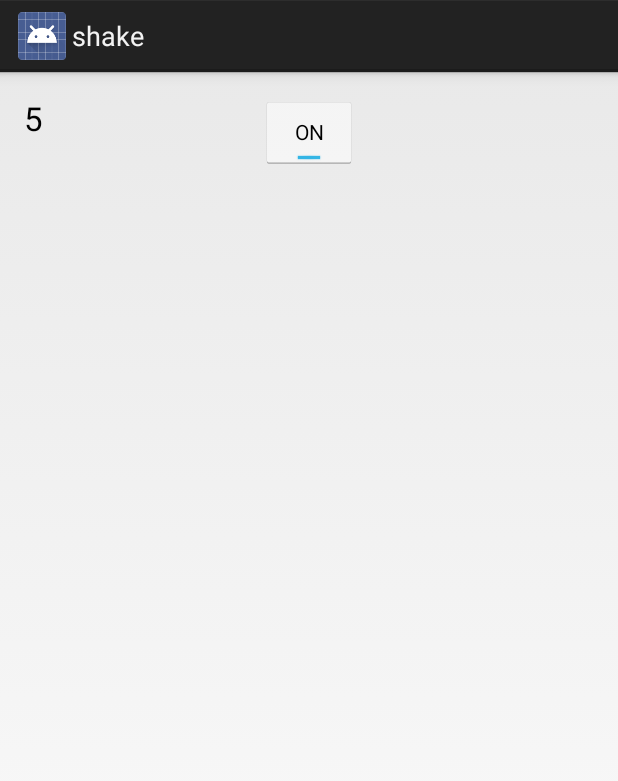
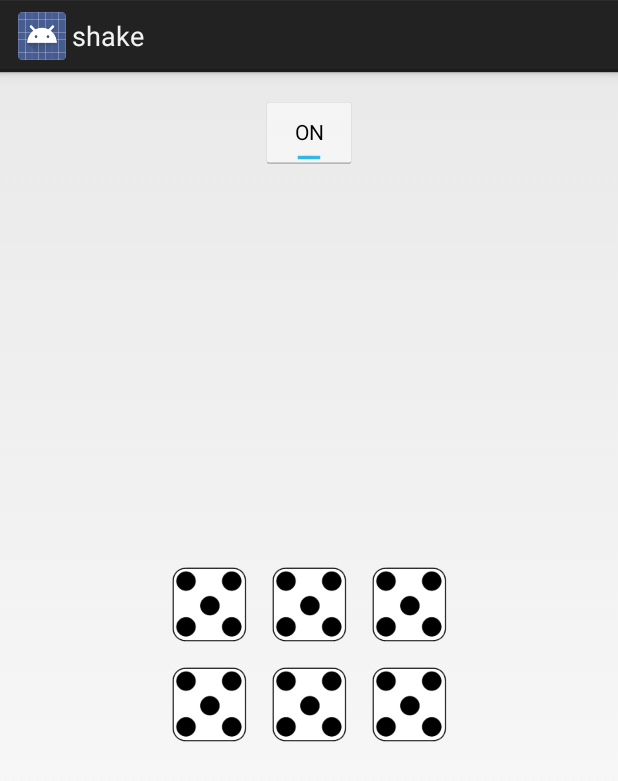
Before and after one commit to Happsson/shake, an Android app: the screen it shows after launch (ShakeActivity), after a tap on "OFF", on a phone screen of 412 x 824 dp. Shown: the top 781 px of the screen. Run offline under Robolectric (Android 15) with nearby library versions, the phone set to English and light mode, and no system bars; 4 statements that could not run were skipped; 1 other tap on this screen came first.

Commit message:
Byggde om hela grejen

```diff
--- /dev/null
+++ b/app/src/main/java/nu/geeks/shake/DiceAnimator.java
@@ -0,0 +1,136 @@
+package nu.geeks.shake;
+
+import android.content.Context;
+import android.os.CountDownTimer;
+import android.util.Log;
+import android.view.View;
+import android.view.ViewGroup;
+import android.widget.ImageView;
+import java.util.Random;
+
+/**
+ * Created by Ali on 15-07-11.
+ */
+public class DiceAnimator {
+
+    private CountDownTimer diceAnimation;
+    private CountDownTimer diceReset;
+    private ViewGroup parentLayout;
+    private Context context;
+    private float change = 125;
+    private int[] offset;
+    private int[] diceValues;
+    private boolean isAnimating;
+
+    /**
+     * Konstruktor för diceAnimator.
+     *
+     * @param context       Behövs för att kunna byta bild. Skicka 'this' från din activity.
+     * @param dice          den ImageView som tillhör den aktuella tärningen
+     * @param parentLayout    Den layout som tärningarna ska centreras på.
+     * @param offset        Offset från center på layouten ovan.
+     */
+    public DiceAnimator(Context context, ImageView dice, ViewGroup parentLayout, int[] offset){
+        this.parentLayout = parentLayout;
+        this.context = context;
+        this.offset = offset;
+        final ImageView dice1 = dice;
+
+        isAnimating = false;
+
+        diceAnimation = new CountDownTimer(5001, 40) {
+            @Override
+            public void onTick(long millisUntilFinished) {
+
+                animateDice(millisUntilFinished, dice1);
+            }
+
+            @Override
+            public void onFinish() {
+
+            }
+        };
+
+        diceReset = new CountDownTimer(2500, 500) {
+            @Override
+            public void onTick(long millisUntilFinished) {
+                isAnimating = true;
+                if(dice1.getVisibility() == View.VISIBLE) dice1.setVisibility(View.INVISIBLE);
+                else if(dice1.getVisibility() == View.INVISIBLE) dice1.setVisibility(View.VISIBLE);
+            }
+
+            @Override
+            public void onFinish() {
+                isAnimating = false;
+
+            }
+        };
+    }
+
+    /**
+     * De bilder som tärningen består av.
+     * MÅSTE vara exakt 6 bilder, annars kommer den kasta
+     * nullPointerException.
+     *
+     * @param drawables
+     */
+    public void addDrawables(int[] drawables){
+        diceValues = drawables;
+    }
+
+    /**
+     * Starta tärningsanimationen.
+     */
+    public void startAnimation() {
+
+        //Bilden kommer att uppdateras 125 ggr (5000 / 40 = 125).
+        //Det kändes lagom att låta den snurra 37.5 grader första gången, sen mindre och mindre
+        //varje gång, för att sista gången sluta på 0)
+
+        change = 37.5f;
+        diceAnimation.start();
+
+    }
+
+    private void animateDice(long millis, ImageView dice) {
+
+        dice.setRotation( ( dice.getRotation() + change ) );
+        change -= 0.3; //Dra bort .3 från change. 0.3 * 125 = 37.5.
+        //Log.d(TAG, ""+ dice.getRotation());
+
+        Random rand = new Random();
+
+
+        //Vi kan låta den studsa runt lite också.
+        if(rand.nextBoolean()) {
+            dice.setX(dice.getX() + (rand.nextInt(7) - 4) * (change / 20));
+            dice.setY(dice.getY() + (rand.nextInt(7) - 4) * (change / 20));
+        }else{
+            dice.setX(dice.getX() - (rand.nextInt(7) - 4) * (change / 20));
+            dice.setY(dice.getY() - (rand.nextInt(7) - 4) * (change / 20));
+        }
+        if(millis > 1000){
+            //Om det är mer än en sekund kvar av animationen, byt sida på tärningen.
+            int diceNumber = rand.nextInt(6);
+
+            dice.setBackground(context.getResources().getDrawable(diceValues[diceNumber]));
+            //Log.d(TAG, "Byter bild");
+
+        }
+    }
+
+    /**
+     * Nollställer animationen. Behöver få in den imageview som ska nollställas.
+     * Placerar tärningen i mitten av den layout som skickats in, med den offset som skickats in.
+     *
+     * @param dice
+     */
+    public void resetAnimation(ImageView dice){
+        if(!isAnimating) {
+            dice.setX((parentLayout.getWidth() / 2) - dice.getWidth() / 2 + offset[0]);
+            dice.setY((parentLayout.getHeight() / 2) - dice.getHeight() / 2 + offset[1]);
+            dice.setRotation(0);
+            diceReset.start();
+        }
+    }
+}
--- a/app/src/main/java/nu/geeks/shake/ShakeActivity.java
+++ b/app/src/main/java/nu/geeks/shake/ShakeActivity.java
@@ -21,23 +21,30 @@ import android.widget.ToggleButton;
 import java.util.ArrayList;
 import java.util.Random;
 
-public class ShakeActivity extends Activity implements SensorEventListener {
+public class ShakeActivity extends Activity {
 
     static final String TAG = "ShakeActivity";
 
-    ToggleButton skak;
-    ImageView dice;
-    SensorManager sensorManager;
-    ArrayList<float[]> recentValues;
-    TextView diceText;
+    private ToggleButton skak;
 
-    CountDownTimer animationTimer;
-    CountDownTimer resetTimer;
+    private ImageView dices[] = new ImageView[6];
 
-    RelativeLayout screen;
+    private RelativeLayout screen;
+    private DiceAnimator[] diceAnimators; //En diceAnimator per tärning.
+    private ShakeDetector shakeDetector;
 
-    //En array med bilderna till alla tärningar.
-    int[] diceValues = {
+    //Offset används för att placera ut tärningarna när man vill kasta igen.
+    private int[][] dicesOffsets = {
+            {-100, -50},
+            {0, -50},
+            {100, -50},
+            {-100, 50},
+            {0, 50},
+            {100, 50}
+    };
+
+    //Grafiken på tärningarna.
+    int[] diceDrawables = {
                 R.drawable._1,
                 R.drawable._2,
                 R.drawable._3,
@@ -46,197 +53,115 @@ public class ShakeActivity extends Activity implements SensorEventListener {
                 R.drawable._6
     };
 
-    //Den aktuella tärningen efter skaket. Börjar på 5.
-    int diceValue = 5;
-
-    float change = 125;
-
-    int index = 0;
-
     @Override
     protected void onCreate(Bundle savedInstanceState) {
         super.onCreate(savedInstanceState);
         setContentView(R.layout.activity_shake);
 
-        //En text så vi ser vad tärningen blev.
-        diceText = (TextView) findViewById(R.id.diceText);
-
-        //Behöver något sätt att spara undan några gamla värden bara.
-        recentValues = new ArrayList<float[]>();
-        for(int i = 0; i < 10; i++ ) recentValues.add(new float[]{0, 0, 0});//Fyller arrayen med 0.
-
         //En på/av-knapp för skakningen.
         skak = (ToggleButton) findViewById(R.id.skakOnOff);
 
-        //Tar fram själva relativeLayout-en också, vill veta var mitten på skärmen är.
-        screen = (RelativeLayout) findViewById(R.id.layout);
-
-        //Ställ in sensormanager och sätt den att titta på accelerometern.
-        sensorManager = (SensorManager) getSystemService(SENSOR_SERVICE);
-        sensorManager.registerListener(this, sensorManager.getDefaultSensor(Sensor.TYPE_ACCELEROMETER), SensorManager.SENSOR_DELAY_UI);
+        //Initierar alla tärningar
+        dices[0] =  (ImageView) findViewById(R.id.dice1);
+        dices[1] =  (ImageView) findViewById(R.id.dice2);
+        dices[2] =  (ImageView) findViewById(R.id.dice3);
+        dices[3] =  (ImageView) findViewById(R.id.dice4);
+        dices[4] =  (ImageView) findViewById(R.id.dice5);
+        dices[5] =  (ImageView) findViewById(R.id.dice6);
 
 
-        dice = (ImageView) findViewById(R.id.dice);
+        //Tar fram själva relativeLayout-en också. Behövs i DiceAnimator.
+        screen = (RelativeLayout) findViewById(R.id.layout);
+        diceAnimators = new DiceAnimator[6];
 
-
-        //Animera tärningen genom att använda en countdownTimer. Finns säkert andra bättre sätt,
-        // men jag pallar inte googla. :)
-        //Den kör i 5 sek (5000 ms) och uppdaterar bilden i 25fps (var 40e millisekund).
-        //Deklarereas bara här, aktiveras genom att köra timer.start();
-        animationTimer = new CountDownTimer(5001, 40) {
-            @Override
-            public void onTick(long millisUntilFinished) {
-                //Varje tick, uppdatera animationen på tärningen.
-                animateDice(dice.getRotation(), millisUntilFinished);
+        //Initierar alla sex diceAnimators. Lägger till grafiken separat också, så det
+        //ska bli enklare för dig att byta ut om du känner för det.
+        for(int i = 0; i < 6; i++){
+            diceAnimators[i] = new DiceAnimator(this, dices[i], screen, dicesOffsets[i]);
+            diceAnimators[i].addDrawables(diceDrawables);
         }
 
+        //Skapar shakeDetecorn
+        shakeDetector = new ShakeDetector(this);
+
+        //Aktiverar shakedetector.
+        shakeDetector.enableShakeDetector();
+
+        //Ny tråd, som bara väntar på att ett skak ska göras. Dör när shakeDetector avregistreas.
+        final Thread shakeDetect = new Thread(new Runnable() {
             @Override
-            public void onFinish() {
+            public void run() {
+                while(shakeDetector.isEnabled()) {
+                    while (!shakeDetector.isShakeDetected());
+                    Log.d(TAG, "shake!");
+                    shakeDetector.disableShakeDetector();
+                    handleShake();
+                }
 
             }
-        };
+        });
 
+        shakeDetect.start();
 
-
-        //En till animation, som blinkar tärningen och återställer den när man klickar på knappen.
-        resetTimer = new CountDownTimer(2500, 500) {
-            @Override
-            public void onTick(long millisUntilFinished) {
-                if(dice.getVisibility() == View.VISIBLE) dice.setVisibility(View.INVISIBLE);
-                else if(dice.getVisibility() == View.INVISIBLE) dice.setVisibility(View.VISIBLE);
-            }
-
-            @Override
-            public void onFinish() {
-
-            }
-        };
-
+        //Om man klickar på knappen
         skak.setOnClickListener(new View.OnClickListener() {
             @Override
             public void onClick(View v) {
                 if(skak.isChecked()){
-                    //Återställer tärningens position och kör igång timern som blinkar den.
-                    dice.setX(screen.getWidth() / 2 - dice.getWidth() / 2);
-                    dice.setY(screen.getHeight() / 2 - dice.getHeight() / 2);
-                    emptyRecentValues();
+                    resetDices();
 
-                    dice.setRotation(0);
-                    animationTimer.cancel();
-
-                    resetTimer.start();
+                    shakeDetector.enableShakeDetector();
+                }else{
+                    shakeDetector.disableShakeDetector();
                 }
             }
         });
 
+        resetDices();
 
+    }
+
+    /**
+     * Återställer alla tärningar. Placerar dem baserat på offsetten som skickats till
+     * varje diceAnimator.
+     */
+    private void resetDices() {
+        for(int i = 0; i < 6; i++){
+            diceAnimators[i].resetAnimation(dices[i]);
+        }
+    }
+
+    /**
+     * Hantera vad som ska hända när vi skakar mobilen. Samma metod kan anropas vid ett
+     * knapptryck istället om man inte vill använda skak-funktionen.
+     *
+     */
+    private void handleShake() {
+        for(DiceAnimator d : diceAnimators){
+            d.startAnimation();
+        }
+
+        //Drygt det här, men om man vill ändra grafik från en annan tråd än main-tråden,
+        //så måste man manuellt lägga in händelsen så att den körs på main-tråden.
+        runOnUiThread(new Runnable() {
+            @Override
+            public void run() {
+            skak.setChecked(false);
+            }
+        });
 
 
     }
 
-    private void emptyRecentValues() {
-        for(int i = 0; i < 10; i++ ) recentValues.set(i, new float[]{0,0,0});
-    }
-
-    //Overrida den här när vi implementar SensorEventListener.
+    /**
+     * Behöver döda tråden på något sätt, och döda själva listenern som läser av accelerometern.
+     */
     @Override
-    public void onSensorChanged(SensorEvent event) {
-        //Vi kör bara om knappan är i på-läge.
-        if(skak.isChecked()){
-            addAndCheckArray(event.values);
-        }
-
-    }
-
-    private void addAndCheckArray(float[] values) {
-        //Vi håller 10 senaste värden i arrayen ba.
-        recentValues.set(index++ % 10, values);
-
-        //Fullösning här, men vi vill inte att Int-en når maxvalue.
-        //Vet inte om det behövs alls egentligen.
-        if(index == Integer.MAX_VALUE -1) index = 0;
-
-        //Räkna hur många värden i arrayen som är höga.
-        int highValues = 0;
-
-        for(float[] vals : recentValues){
-
-            //Något av värdena kommer alltid att vara som minst runt 9.82 (gravitationsaccelerationen),
-            // beroende på hur mobilen är vinklad för tillfället.
-
-            if(vals[0] > 15 || vals[0] < -15) highValues++;
-            if(vals[1] > 15 || vals[1] < -15) highValues++;
-            if(vals[2] > 15 || vals[2] < -15) highValues++;
-
-            //Log.d(TAG, "[0]: " + vals[0] + "[1]: " + vals[1] + "[2]: " + vals[2]);
-        }
-
-        //Om nog många av värdena i arrayen är höga (alltså att enheten har haft en accerlation nog
-        // mycket under senaste tiden), räknar vi det som ett skak.
-        if(highValues > 5) {
-            Log.d(TAG, "SKAK! " + highValues);
-            //Skaket är registrerat, slå av funktionen.
-            skak.setChecked(false);
-            //Töm arrayen
-            emptyRecentValues();
-
-            //Animera tärningen lite.
-            startAnimation();
-        }
-
-    }
-
-    private void startAnimation() {
-
-        //Bilden kommer att uppdateras 125 ggr (5000 / 40 = 125).
-        //Det kändes lagom att låta den snurra 37.5 grader första gången, sen mindre och mindre
-        //varje gång, för att sista gången sluta på 0)
-
-        change = 37.5f;
-        animationTimer.start();
-
-    }
-
-    private void animateDice(float rotation, long millis) {
-
-        dice.setRotation( ( dice.getRotation() + change ) );
-        change -= 0.3; //Dra bort .3 från change. 0.3 * 125 = 37.5.
-        //Log.d(TAG, ""+ dice.getRotation());
-
-        Random rand = new Random();
-
-        //Vi kan låta den studsa runt lite också.
-        dice.setX(dice.getX() + (rand.nextInt(8) - 4) * (change / 20));
-        dice.setY(dice.getY() + (rand.nextInt(8) - 4) * (change / 20));
-
-        if(millis > 1000){
-            //Om det är mer än en sekund kvar av animationen, byt sida på tärningen.
-            int diceNumber = rand.nextInt(6);
-
-            dice.setBackground(getResources().getDrawable(diceValues[diceNumber]));
-            //Log.d(TAG, "Byter bild");
-
-            diceValue = diceNumber + 1;
-            diceText.setText("" + diceValue);
-        }
-
-
-
-    }
-    @Override
-    protected void onPause() {
-        //Upptäckte att appen fortsatte spy ut data även efter att den stängdes ner.
-        //Bäst att förhindra det genom att avregistrera listenern.
-        sensorManager.unregisterListener(this);
+    protected void onDestroy() {
+        Log.d(TAG, "shakeDetector unregistered");
+        shakeDetector.unregisterListener();
         super.onDestroy();
     }
-
-    //Måset också overridas när vi implementerar, men vi kan skita i den.
-    @Override
-    public void onAccuracyChanged(Sensor sensor, int accuracy) {
-
-    }
-
 
     @Override
     public boolean onCreateOptionsMenu(Menu menu) {
--- a/app/src/main/res/layout/activity_shake.xml
+++ b/app/src/main/res/layout/activity_shake.xml
@@ -6,13 +6,7 @@
     android:paddingTop="@dimen/activity_vertical_margin"
     android:paddingBottom="@dimen/activity_vertical_margin" tools:context=".ShakeActivity">
 
-    <ImageView
-        android:layout_width="50dp"
-        android:layout_height="50dp"
-        android:id="@+id/dice"
-        android:layout_centerVertical="true"
-        android:layout_centerHorizontal="true"
-        android:background="@drawable/_5" />
+
 
     <ToggleButton
         android:layout_width="wrap_content"
@@ -23,12 +17,47 @@
         android:layout_centerHorizontal="true"
         android:checked="true" />
 
-    <TextView
-        android:layout_width="wrap_content"
-        android:layout_height="wrap_content"
-        android:textAppearance="?android:attr/textAppearanceLarge"
-        android:text="5"
-        android:id="@+id/diceText"
-        android:layout_alignTop="@+id/skakOnOff"
-        android:layout_alignParentStart="true" />
+    <ImageView
+        android:layout_width="50dp"
+        android:layout_height="50dp"
+        android:id="@+id/dice1"
+        android:background="@drawable/_5"
+        android:layout_centerVertical="true"
+        android:layout_centerHorizontal="true" />
+
+    <ImageView
+        android:layout_width="50dp"
+        android:layout_height="50dp"
+        android:id="@+id/dice2"
+        android:background="@drawable/_5"
+        android:layout_centerVertical="true"
+        android:layout_centerHorizontal="true" />
+    <ImageView
+        android:layout_width="50dp"
+        android:layout_height="50dp"
+        android:id="@+id/dice3"
+        android:background="@drawable/_5"
+        android:layout_centerVertical="true"
+        android:layout_centerHorizontal="true" />
+    <ImageView
+        android:layout_width="50dp"
+        android:layout_height="50dp"
+        android:id="@+id/dice4"
+        android:background="@drawable/_5"
+        android:layout_centerVertical="true"
+        android:layout_centerHorizontal="true" />
+    <ImageView
+        android:layout_width="50dp"
+        android:layout_height="50dp"
+        android:id="@+id/dice5"
+        android:background="@drawable/_5"
+        android:layout_centerVertical="true"
+        android:layout_centerHorizontal="true" />
+    <ImageView
+        android:layout_width="50dp"
+        android:layout_height="50dp"
+        android:id="@+id/dice6"
+        android:background="@drawable/_5"
+        android:layout_centerVertical="true"
+        android:layout_centerHorizontal="true" />
 </RelativeLayout>
```
Lines whose indentation alone changed are shown as unchanged.
